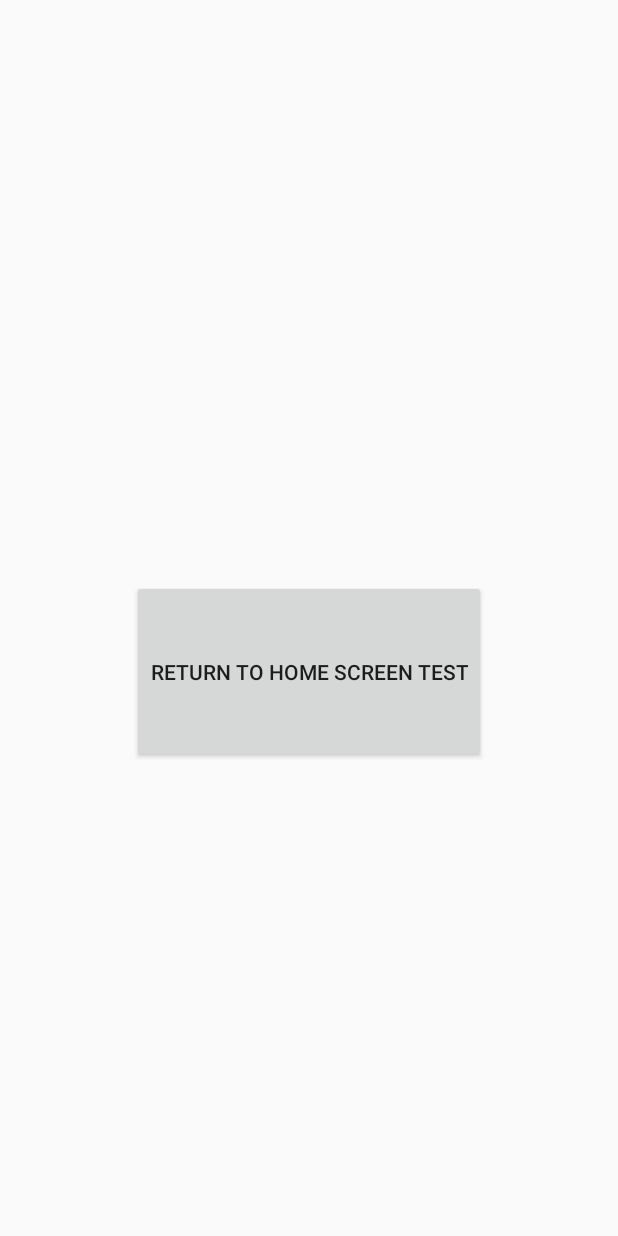
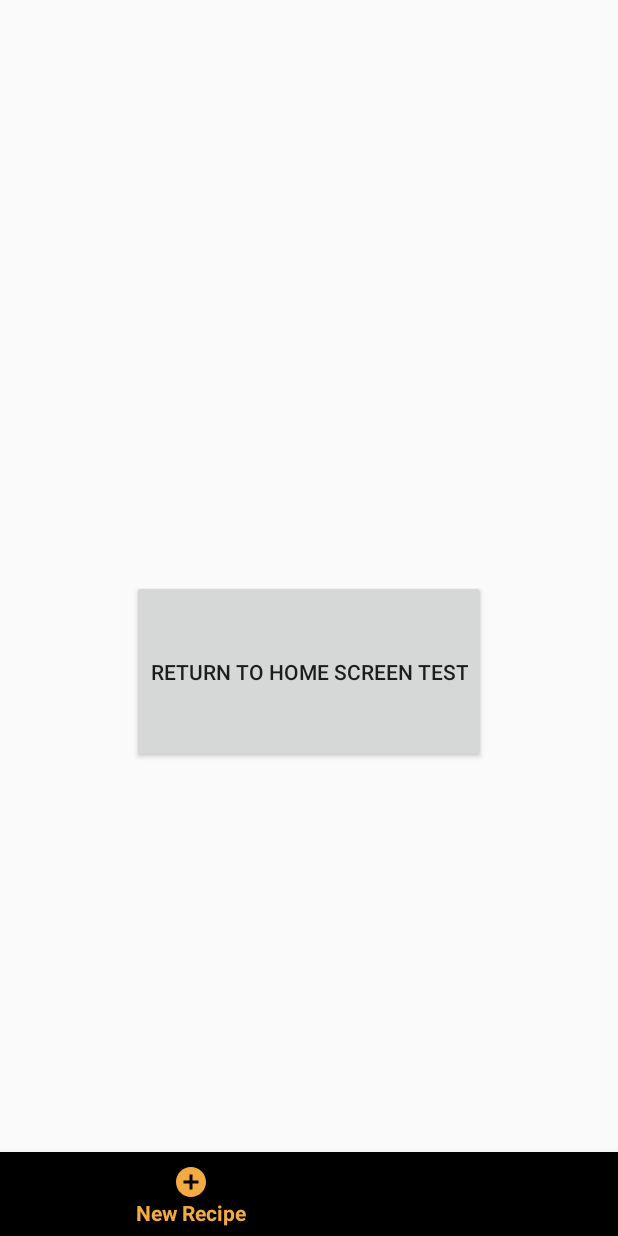
Before and after one commit to CP317-SnapChef/SnapChef, an Android app: the CreateRecipeView screen opened directly, with no data from a screen before it, on a phone screen of 412 x 824 dp. Run offline under Robolectric (Android 15) with nearby library versions, the phone set to English and light mode, and no system bars; Roboto replaces fonts that are not available here.

Commit message:
bottom navigation added to create recipe view

```diff
--- a/Android/SnapChef/app/src/main/java/app/snapchef/com/base/HomeView.java
+++ b/Android/SnapChef/app/src/main/java/app/snapchef/com/base/HomeView.java
@@ -52,7 +52,7 @@ public class HomeView extends AppCompatActivity {
                     break;
 
                 case R.id.navigation_add:
-                    //intent = new Intent(getApplicationContext(), CreateRecipeView.class);
+                    intent = new Intent(getApplicationContext(), CreateRecipeView.class);
                     break;
 
 
--- a/Android/SnapChef/app/src/main/res/layout/activity_create_recipe.xml
+++ b/Android/SnapChef/app/src/main/res/layout/activity_create_recipe.xml
@@ -21,4 +21,15 @@
         app:layout_constraintEnd_toEndOf="parent"
         app:layout_constraintStart_toStartOf="parent"
         app:layout_constraintTop_toTopOf="parent" />
+
+    <android.support.design.widget.BottomNavigationView
+        android:id="@+id/bottom_navigation"
+        android:layout_width="match_parent"
+        android:layout_height="wrap_content"
+        android:layout_alignParentBottom="true"
+        app:layout_constraintBottom_toBottomOf="parent"
+        app:menu="@menu/bottom_navigation"
+        tools:ignore="MissingConstraints"
+        tools:layout_editor_absoluteX="0dp" />
+
 </android.support.constraint.ConstraintLayout>
--- a/Android/SnapChef/app/src/main/res/layout/activity_login_view.xml
+++ b/Android/SnapChef/app/src/main/res/layout/activity_login_view.xml
@@ -57,6 +57,7 @@
                     android:layout_width="match_parent"
                     android:layout_height="41dp"
                     android:background="#FFFFFF"
+                    android:completionHint="Email"
                     android:hint="@string/prompt_email"
                     android:inputType="textEmailAddress"
                     android:maxLines="1"
@@ -71,9 +72,9 @@
                 <EditText
                     android:id="@+id/password"
                     android:layout_width="match_parent"
-                    android:layout_height="43dp"
+                    android:layout_height="41dp"
                     android:background="#FFFFFF"
-                    android:hint="@string/prompt_password"
+                    android:hint="Password"
                     android:imeActionId="6"
                     android:imeActionLabel="@string/action_sign_in_short"
                     android:imeOptions="actionUnspecified"
```
Also changed, not shown: Android/SnapChef/app/src/main/java/app/snapchef/com/base/CreateRecipeView.java (+36 -1 lines).
